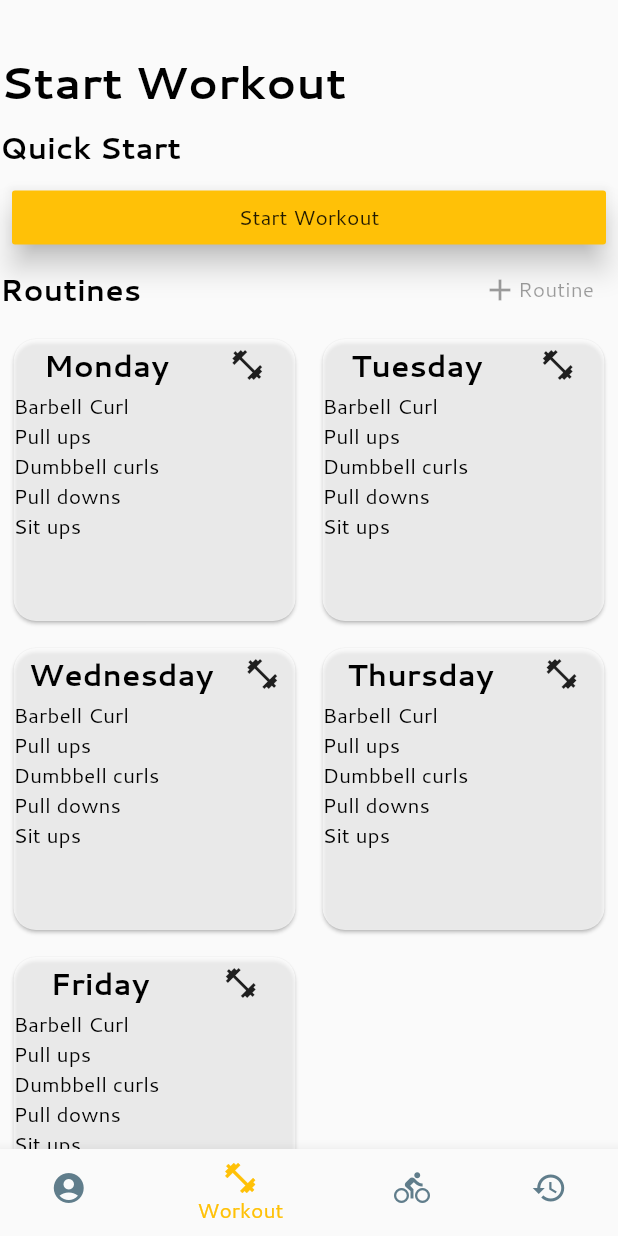
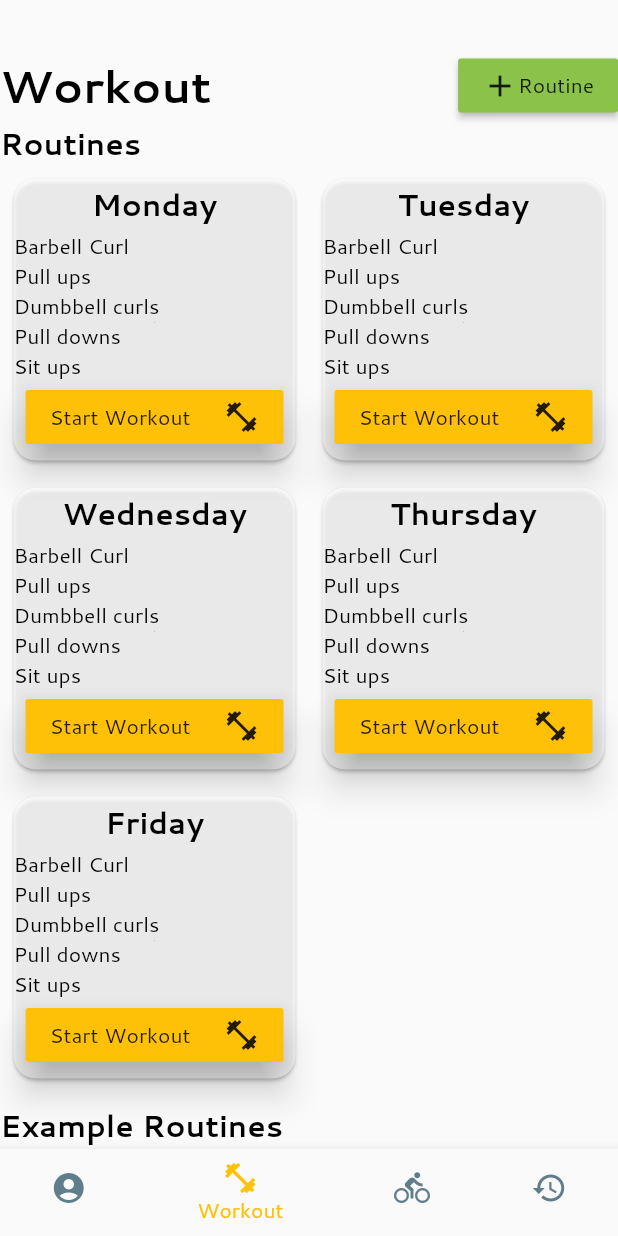
Before and after one commit to tylerreece22/workout-tracking-essentials, a Flutter app: the screen it shows after launch, on a phone screen of 412 x 824 dp. Run offline on Flutter 3.47's test engine with Material 2 defaults, Android fonts, the phone set to English and light mode, and no system bars.

Commit message:
Found layout im going with

```diff
--- a/lib/Colors.dart
+++ b/lib/Colors.dart
@@ -17,7 +17,8 @@ ThemeData buildTheme() {
       buttonTheme: ButtonThemeData(
         textTheme: ButtonTextTheme.normal,
         buttonColor: Colors.amber,
-      ));
+      ),
+  );
 }
 
 TextTheme _buildAppTextTheme(TextTheme base) {
--- a/lib/genericWidgets/ExerciseCard.dart
+++ b/lib/genericWidgets/ExerciseCard.dart
@@ -23,19 +23,13 @@ class ExerciseCard extends StatelessWidget {
     return Padding(
         padding: EdgeInsets.all(5.0),
         child: Container(
-//            decoration: BoxDecoration(
-//              boxShadow: [
-//                BoxShadow(
-//                    color: Colors.black, blurRadius: 5.0, spreadRadius: 1.0),
-//              ],
-//            ),
             child: Card(
           color: Theme.of(context).cardColor,
           shape: RoundedRectangleBorder(
             borderRadius: BorderRadius.circular(15.0),
           ),
           child: Column(
-                crossAxisAlignment: CrossAxisAlignment.start,
+            crossAxisAlignment: CrossAxisAlignment.center,
             children: <Widget>[
               Row(
                 mainAxisAlignment: MainAxisAlignment.spaceAround,
@@ -44,12 +38,23 @@ class ExerciseCard extends StatelessWidget {
                       padding: EdgeInsets.only(top: 3.0, bottom: 3.0),
                       child: Text(title,
                           style: TextStyle(
-                                  fontSize: 20.0,
-                                  fontWeight: FontWeight.bold))),
+                              fontSize: 20.0, fontWeight: FontWeight.bold))),
+                ],
+              ),
+              ...workoutList(),
+              Padding(
+                padding: EdgeInsets.only(left: 8.0, right: 8.0),
+                child: RaisedButton(
+                    onPressed: () => {},
+                    elevation: 10.0,
+                    child: Row(
+                      mainAxisAlignment: MainAxisAlignment.spaceBetween,
+                      children: <Widget>[
+                        Text('Start Workout'),
                         Icon(icon),
                       ],
+                    )),
               ),
-                  ...workoutList()
             ],
           ),
         )));
--- a/lib/workout/WorkoutHome.dart
+++ b/lib/workout/WorkoutHome.dart
@@ -15,52 +15,36 @@ class WorkoutHome extends StatelessWidget {
           SliverList(
             delegate: SliverChildListDelegate(
               [
-                Text(
-                  'Start Workout',
-                  style: TextStyle(fontSize: 30, fontWeight: FontWeight.bold),
-                ),
-                Padding(
-                  padding: EdgeInsets.only(top: 8.0, bottom: 8.0),
-                  child: Text(
-                    'Quick Start',
-                    style: TextStyle(fontSize: 20, fontWeight: FontWeight.bold),
-                  ),
-                ),
-                Padding(
-                  padding: EdgeInsets.only(left: 8.0, right: 8.0),
-                  child: RaisedButton(
-                    onPressed: () => {},
-//                    color: Theme.of(context).buttonColor,
-//                    textColor: Theme.of(context).primaryTextTheme,
-                    elevation: 8.0,
-                    child: Text('Start Workout'),
-                  ),
-                ),
                 Row(
                   mainAxisAlignment: MainAxisAlignment.spaceBetween,
                   children: <Widget>[
                     Column(
                       children: <Widget>[
-                        Text('Routines',
-                            style: TextStyle(
-                                fontSize: 20, fontWeight: FontWeight.bold)),
+                        Text(
+                          'Workout',
+                          style: TextStyle(fontSize: 30, fontWeight: FontWeight.bold),
+                        ),
                       ],
                     ),
                     Column(
                       children: <Widget>[
-                        FlatButton(
+                        RaisedButton(
+                          onPressed: () => {},
                           child: Row(
                             children: <Widget>[
                               Icon(Icons.add),
                               Text('Routine'),
                             ],
                           ),
-                          color: Theme.of(context).buttonColor,
+                          color: Colors.lightGreen,
                         )
                       ],
                     ),
                   ],
                 ),
+                Text('Routines',
+                    style: TextStyle(
+                        fontSize: 20, fontWeight: FontWeight.bold)),
               ],
             ),
           ),
--- a/pubspec.yaml
+++ b/pubspec.yaml
@@ -14,7 +14,7 @@ description: A new Flutter project.
 version: 1.0.0+1
 
 environment:
-  sdk: ">=2.2.0 <3.0.0"
+  sdk: ">=2.2.2 <3.0.0"
 
 dependencies:
   flutter:
```
Lines whose indentation alone changed are shown as unchanged.
